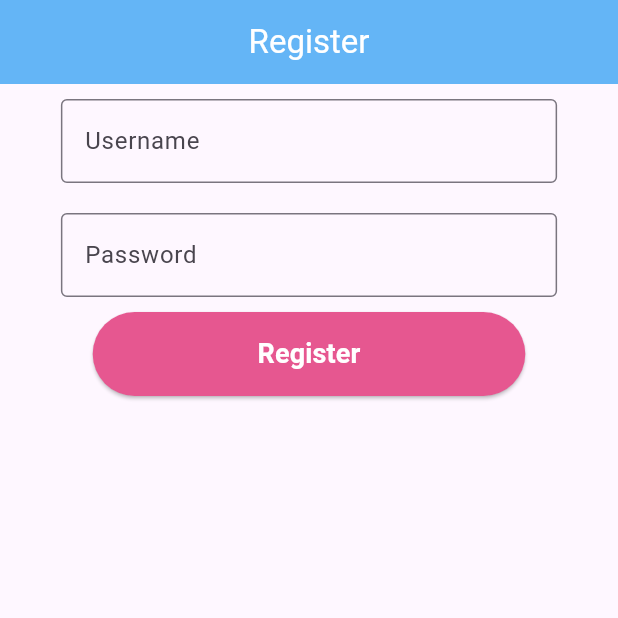
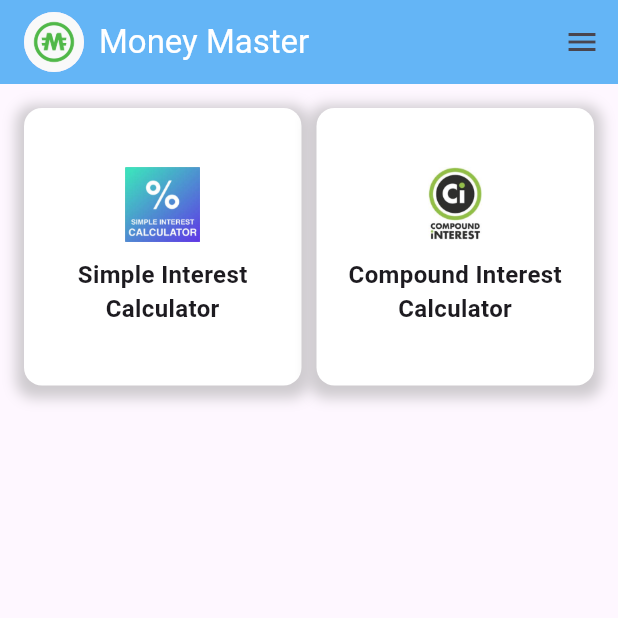
Before and after one commit to mahidhar-25/learningdart, a Flutter app: the screen it shows after launch, on a phone screen of 412 x 824 dp, the top half of it. Run offline on Flutter 3.47's test engine with Material 3 defaults, Android fonts, the phone set to English and light mode, and no system bars; our stand-ins replace logger, sqflite; accounts and stored records are empty.

Commit message:
basic app bar s.i , c.i boxes are placed

```diff
--- /dev/null
+++ b/lib/components/home_page.dart
@@ -0,0 +1,144 @@
+import 'package:flutter/material.dart';
+
+class HomePage extends StatefulWidget {
+  const HomePage({super.key});
+
+  @override
+  State<HomePage> createState() => _HomePageState();
+}
+
+class _HomePageState extends State<HomePage> {
+  @override
+  Widget build(BuildContext context) {
+    return Scaffold(
+      appBar: AppBar(
+        title: const Row(
+          children: [
+            // Circle with logo
+            CircleAvatar(
+              backgroundImage: AssetImage(
+                  "assets/MoneyMaster.png"), // Add your logo image path here
+              radius: 20, // Adjust size of the logo
+            ),
+            SizedBox(width: 10), // Add space between logo and title
+            Text(
+              'Money Master',
+              style: TextStyle(color: Colors.white),
+            ),
+          ],
+        ),
+        backgroundColor: Color(Colors.blue.shade300.value),
+        actions: [
+          IconButton(
+            icon: const Icon(Icons.menu),
+            onPressed: () {
+              // Add functionality for menu
+            },
+          ),
+        ],
+      ),
+      body: Padding(
+        padding: const EdgeInsets.all(16.0),
+        child: GridView.count(
+          crossAxisCount: 2, // Two columns
+          crossAxisSpacing: 10,
+          mainAxisSpacing: 10,
+          children: [
+            // Simple Interest Calculator Box
+            _buildElevatedBox(
+              context,
+              'assets/simpleInterest.jpeg', // Replace with a logo/icon for simple interest
+              'Simple Interest Calculator',
+              () {
+                // Navigation to Simple Interest Calculator
+                Navigator.push(
+                  context,
+                  MaterialPageRoute(
+                      builder: (context) =>
+                          const SimpleInterestCalculatorPage()),
+                );
+              },
+            ),
+            // Compound Interest Calculator Box
+            _buildElevatedBox(
+              context,
+              'assets/compoundInterest.jpeg', // Replace with a logo/icon for compound interest
+              'Compound Interest Calculator',
+              () {
+                // Navigation to Compound Interest Calculator
+                Navigator.push(
+                  context,
+                  MaterialPageRoute(
+                      builder: (context) =>
+                          const CompoundInterestCalculatorPage()),
+                );
+              },
+            ),
+          ],
+        ),
+      ),
+    );
+  }
+
+  // Helper method to build each elevated box
+  Widget _buildElevatedBox(BuildContext context, String imagePath, String label,
+      VoidCallback onTap) {
+    return GestureDetector(
+      onTap: onTap,
+      child: Container(
+        decoration: BoxDecoration(
+          color: Colors.white,
+          borderRadius: BorderRadius.circular(12),
+          boxShadow: [
+            BoxShadow(
+              color: Colors.grey.withOpacity(0.5),
+              spreadRadius: 5,
+              blurRadius: 7,
+              offset: const Offset(0, 3), // changes position of shadow
+            ),
+          ],
+        ),
+        child: Column(
+          mainAxisAlignment: MainAxisAlignment.center,
+          children: [
+            Image.asset(imagePath, height: 50), // Logo/icon image
+            const SizedBox(height: 10),
+            Text(
+              label,
+              style: const TextStyle(fontSize: 16, fontWeight: FontWeight.bold),
+              textAlign: TextAlign.center,
+            ),
+          ],
+        ),
+      ),
+    );
+  }
+}
+
+// Placeholder for Simple Interest Calculator Page
+class SimpleInterestCalculatorPage extends StatelessWidget {
+  const SimpleInterestCalculatorPage({super.key});
+
+  @override
+  Widget build(BuildContext context) {
+    return Scaffold(
+      appBar: AppBar(title: const Text('Simple Interest Calculator')),
+      body:
+          const Center(child: Text('Simple Interest Calculator Functionality')),
+    );
+  }
+}
+
+// Placeholder for Compound Interest Calculator Page
+class CompoundInterestCalculatorPage extends StatelessWidget {
+  const CompoundInterestCalculatorPage({super.key});
+
+  @override
+  Widget build(BuildContext context) {
+    return Scaffold(
+      appBar: AppBar(title: const Text('Compound Interest Calculator')),
+      body: const Center(
+          child: Text('Compound Interest Calculator Functionality')),
+    );
+  }
+}
--- a/lib/main.dart
+++ b/lib/main.dart
@@ -1,6 +1,7 @@
 import 'package:flutter/material.dart';
 import 'package:learningdart/auth/login_view.dart';
 import 'package:learningdart/auth/register_view.dart';
+import 'package:learningdart/components/home_page.dart';
 import 'package:logger/logger.dart';
 
 final logger = Logger();
@@ -13,7 +14,7 @@ void main() async {
       colorScheme: ColorScheme.fromSeed(seedColor: Colors.deepPurple),
       useMaterial3: true,
     ),
-    home: const RegisterView(),
+    home: const HomePage(),
     routes: {
       '/login': (context) => const LoginView(),
       '/register': (context) => const RegisterView(),
--- a/pubspec.yaml
+++ b/pubspec.yaml
@@ -60,6 +60,10 @@ flutter:
   # included with your application, so that you can use the icons in
   # the material Icons class.
   uses-material-design: true
+  assets:
+    - assets/MoneyMaster.png
+    - assets/simpleInterest.jpeg
+    - assets/compoundInterest.jpeg
 
   # To add assets to your application, add an assets section, like this:
   # assets:
```
Also changed, not shown: assets/MoneyMaster.png (added), assets/compoundInterest.jpeg (added), assets/simpleInterest.jpeg (added).
